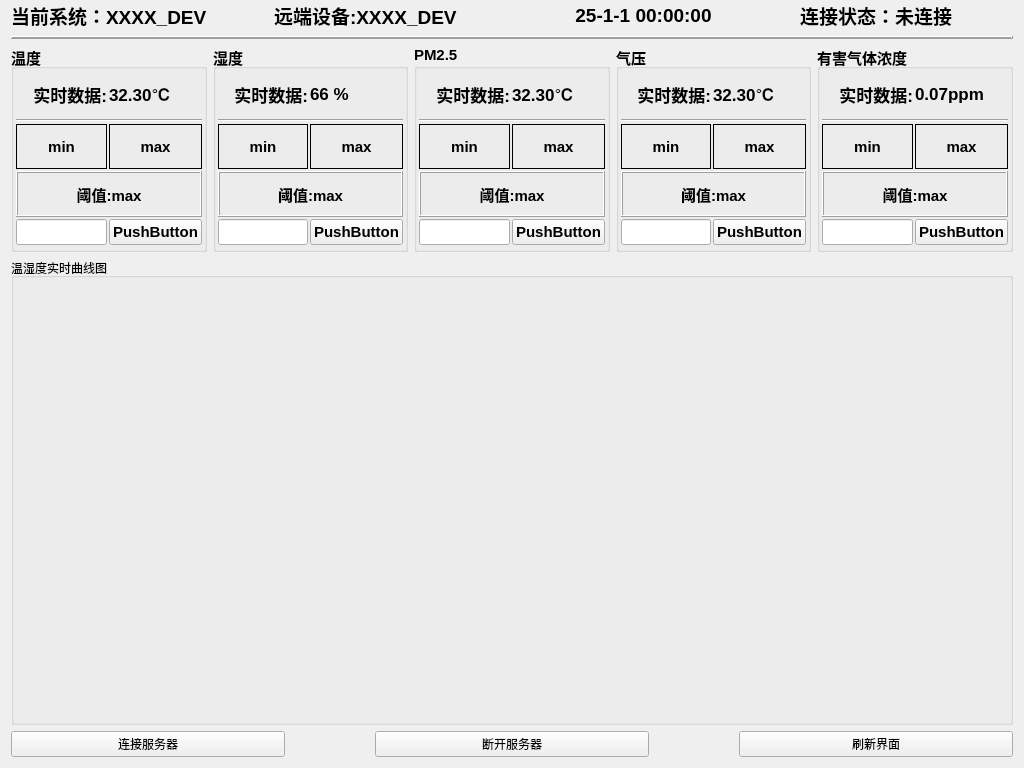
Before: the Qt Designer form widget.ui in ZhaoXvyang/GraduationDesign, drawn with Qt 5.
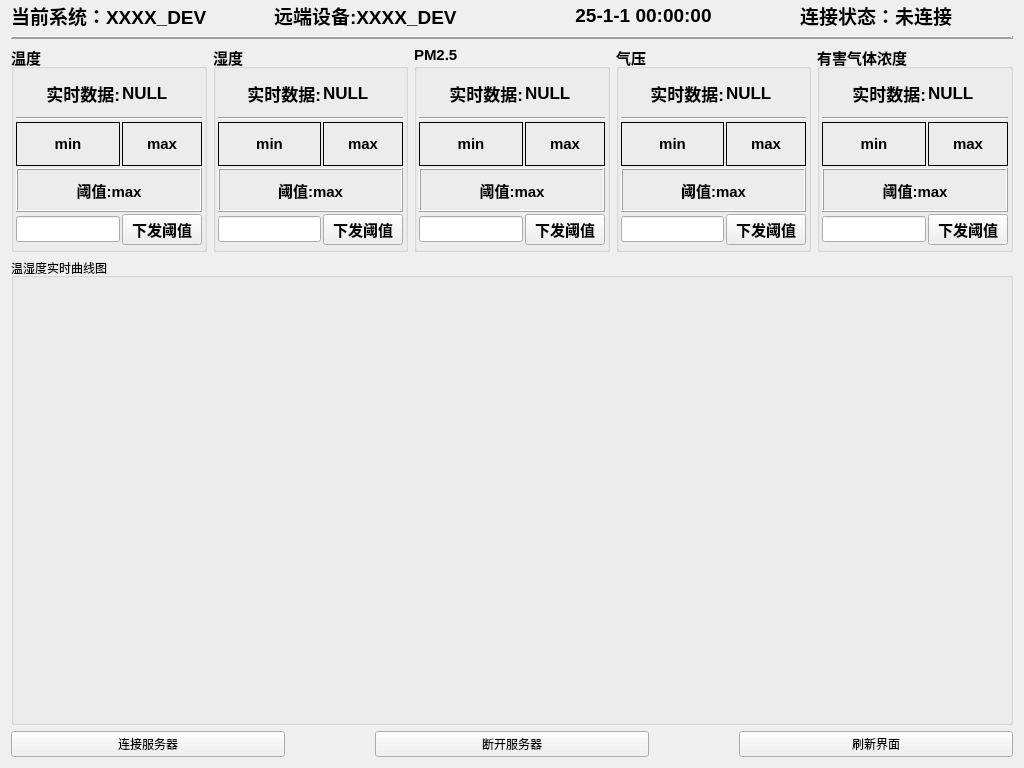
After: the same form once the commit is applied.

Commit message:
完成阈值远程设置demo1
部分完成，采用多次发送（会出现发送一次捕获不到的问题）

The edit to the form file:
```diff
--- a/widget.ui
+++ b/widget.ui
@@ -183,7 +183,7 @@
              </font>
             </property>
             <property name="text">
-             <string>32.30℃</string>
+             <string>NULL</string>
             </property>
             <property name="alignment">
              <set>Qt::AlignmentFlag::AlignLeading|Qt::AlignmentFlag::AlignLeft|Qt::AlignmentFlag::AlignVCenter</set>
@@ -232,7 +232,7 @@
           <item row="4" column="1">
            <widget class="QPushButton" name="pushButton">
             <property name="text">
-             <string>PushButton</string>
+             <string>下发阈值</string>
             </property>
            </widget>
           </item>
@@ -331,7 +331,7 @@
              </font>
             </property>
             <property name="text">
-             <string>66 %</string>
+             <string>NULL</string>
             </property>
             <property name="alignment">
              <set>Qt::AlignmentFlag::AlignLeading|Qt::AlignmentFlag::AlignLeft|Qt::AlignmentFlag::AlignVCenter</set>
@@ -357,7 +357,7 @@
           <item row="4" column="1">
            <widget class="QPushButton" name="pushButton_2">
             <property name="text">
-             <string>PushButton</string>
+             <string>下发阈值</string>
             </property>
            </widget>
           </item>
@@ -404,7 +404,7 @@
              </font>
             </property>
             <property name="text">
-             <string>32.30℃</string>
+             <string>NULL</string>
             </property>
             <property name="alignment">
              <set>Qt::AlignmentFlag::AlignLeading|Qt::AlignmentFlag::AlignLeft|Qt::AlignmentFlag::AlignVCenter</set>
@@ -482,7 +482,7 @@
           <item row="4" column="1">
            <widget class="QPushButton" name="pushButton_3">
             <property name="text">
-             <string>PushButton</string>
+             <string>下发阈值</string>
             </property>
            </widget>
           </item>
@@ -561,7 +561,7 @@
              </font>
             </property>
             <property name="text">
-             <string>32.30℃</string>
+             <string>NULL</string>
             </property>
             <property name="alignment">
              <set>Qt::AlignmentFlag::AlignLeading|Qt::AlignmentFlag::AlignLeft|Qt::AlignmentFlag::AlignVCenter</set>
@@ -607,7 +607,7 @@
           <item row="4" column="1">
            <widget class="QPushButton" name="pushButton_4">
             <property name="text">
-             <string>PushButton</string>
+             <string>下发阈值</string>
             </property>
            </widget>
           </item>
@@ -670,7 +670,7 @@
              </font>
             </property>
             <property name="text">
-             <string>0.07ppm</string>
+             <string>NULL</string>
             </property>
             <property name="alignment">
              <set>Qt::AlignmentFlag::AlignLeading|Qt::AlignmentFlag::AlignLeft|Qt::AlignmentFlag::AlignVCenter</set>
@@ -732,7 +732,7 @@
           <item row="4" column="1">
            <widget class="QPushButton" name="pushButton_5">
             <property name="text">
-             <string>PushButton</string>
+             <string>下发阈值</string>
             </property>
            </widget>
           </item>
```
Left out of the diff: 26 changed lines with no effect on the pictures. The commit also changes 40 other files.
